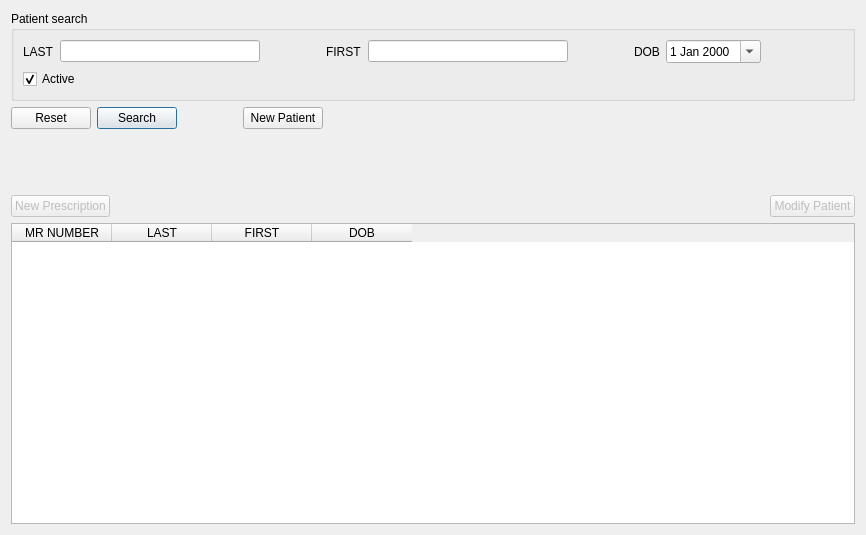
First picture: the form in src/patientframe.ui, repository kyledevans/Medicine-Track, before the edit.
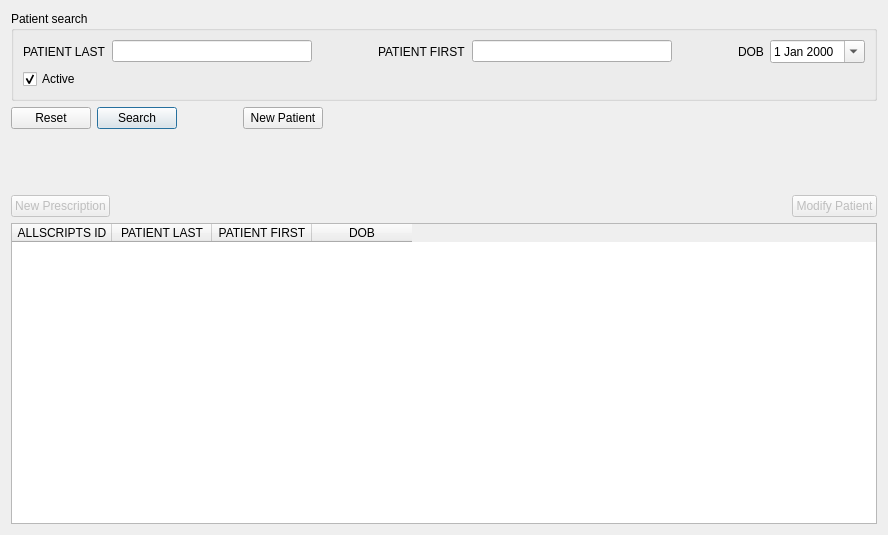
Second picture: the form after the edit.

Commit message: Converting ui strings so they can be translated.

The edit to the form file:
```diff
--- a/src/patientframe.ui
+++ b/src/patientframe.ui
@@ -28,7 +28,7 @@
         <item>
          <widget class="QLabel" name="lastNameLabel">
           <property name="text">
-           <string>LAST</string>
+           <string comment="PATIENT LAST SEARCH LABEL">PATIENT LAST</string>
           </property>
          </widget>
         </item>
@@ -70,7 +70,7 @@
         <item>
          <widget class="QLabel" name="firstNameLabel">
           <property name="text">
-           <string>FIRST</string>
+           <string comment="PATIENT FIRST SEARCH LABEL">PATIENT FIRST</string>
           </property>
          </widget>
         </item>
@@ -300,17 +300,17 @@
      </attribute>
      <column>
       <property name="text">
-       <string>MR NUMBER</string>
+       <string comment="ALLSCRIPTS ID DISPLAY LABEL">ALLSCRIPTS ID</string>
       </property>
      </column>
      <column>
       <property name="text">
-       <string>LAST</string>
+       <string comment="PATIENT LAST DISPLAY LABEL">PATIENT LAST</string>
       </property>
      </column>
      <column>
       <property name="text">
-       <string>FIRST</string>
+       <string comment="PATIENT FIRST DISPLAY LABEL">PATIENT FIRST</string>
       </property>
      </column>
      <column>
```
Left out of the diff: 34 changed lines with no effect on the pictures. The commit also changes 5 other files.
